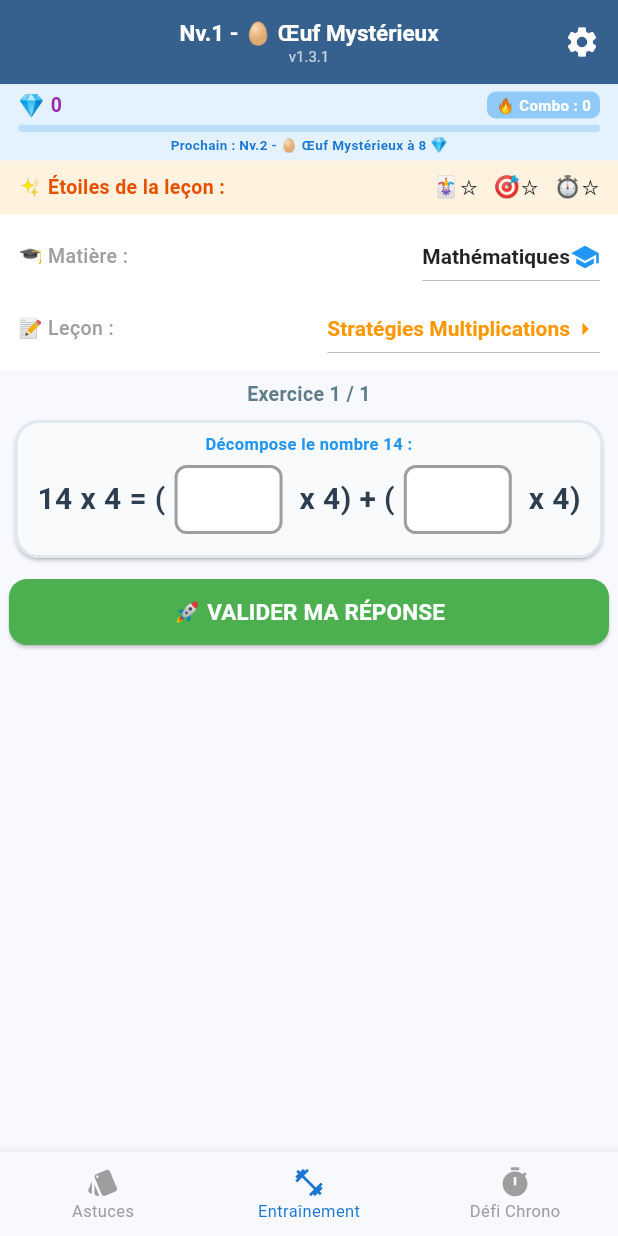
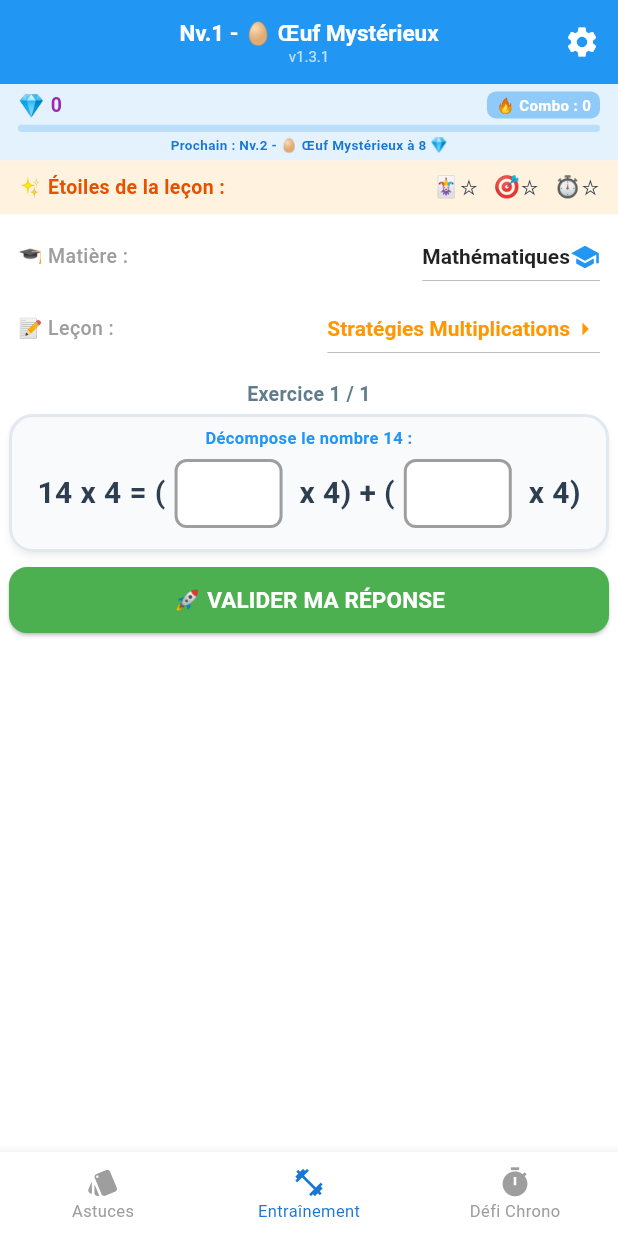
Before and after one commit to projaFR/labo-emile, a Flutter app: the screen it shows after launch, item 2 of the bottom bar chosen, on a phone screen of 412 x 824 dp. Run offline on Flutter 3.47's test engine with Material 3 defaults, Android fonts, the phone set to English and light mode, and no system bars; our stand-ins replace audioplayers, confetti, shared_preferences.

Commit message:
Thème centralisé du Labo (air de famille avec Réviser)
lib/theme.dart : LaboColors, LaboPalette, LaboShape, LaboSpace, buildTheme.
main.dart et les écrans utilisent la palette et les formes communes.

Co-Authored-By: Claude Sonnet 5.5 <noreply@anthropic.com>

```diff
--- a/lib/main.dart
+++ b/lib/main.dart
@@ -1,4 +1,5 @@
 import 'package:flutter/material.dart';
+import 'theme.dart';
 import 'views/launch_screen.dart';
 import 'views/home_screen.dart';
 
@@ -21,10 +22,7 @@ class _MyAppState extends State<MyApp> {
     return MaterialApp(
       title: "Labo d'Émile",
       debugShowCheckedModeBanner: false,
-      theme: ThemeData(
-        colorScheme: ColorScheme.fromSeed(seedColor: Colors.blue),
-        useMaterial3: true,
-      ),
+      theme: buildTheme(LaboColors.light),
       home: _showLaunch
           ? LaunchScreen(onDone: () => setState(() => _showLaunch = false))
           : HomeScreen(),
--- /dev/null
+++ b/lib/theme.dart
@@ -0,0 +1,126 @@
+import 'package:flutter/material.dart';
+
+/// Couleurs du Labo d'Émile, avec les mêmes noms de rôles que Réviser.
+/// Les valeurs sont celles déjà utilisées dans les écrans (bleu vif, etc.).
+class LaboColors extends ThemeExtension<LaboColors> {
+  const LaboColors({
+    required this.paper,
+    required this.surface,
+    required this.ink,
+    required this.muted,
+    required this.encre,
+    required this.rouge,
+    required this.line,
+    required this.good,
+    required this.warn,
+    required this.nuit,
+    required this.or,
+  });
+
+  final Color paper;
+  final Color surface;
+  final Color ink;
+  final Color muted;
+  final Color encre;
+  final Color rouge;
+  final Color line;
+  final Color good;
+  final Color warn;
+
+  /// Bleu nuit de l'écran d'accueil et de la barre du haut.
+  final Color nuit;
+
+  /// Jaune des diamants et des récompenses.
+  final Color or;
+
+  static const light = LaboColors(
+    paper: LaboPalette.paper,
+    surface: LaboPalette.surface,
+    ink: LaboPalette.ink,
+    muted: LaboPalette.muted,
+    encre: LaboPalette.encre,
+    rouge: LaboPalette.rouge,
+    line: LaboPalette.line,
+    good: LaboPalette.good,
+    warn: LaboPalette.warn,
+    nuit: LaboPalette.nuit,
+    or: LaboPalette.or,
+  );
+
+  static LaboColors of(BuildContext context) =>
+      Theme.of(context).extension<LaboColors>()!;
+
+  @override
+  LaboColors copyWith() => this;
+
+  @override
+  LaboColors lerp(LaboColors? other, double t) => t < 0.5 ? this : (other ?? this);
+}
+
+/// Valeurs constantes de la palette (utilisables dans les widgets const).
+class LaboPalette {
+  static const paper = Color(0xFFF8FAFC);
+  static const surface = Colors.white;
+  static const ink = Color(0xFF2C3E50);
+  static const muted = Colors.blueGrey;
+  static const encre = Colors.blue;
+  static const rouge = Colors.red;
+  static const line = Color(0xFFE2E8F0);
+  static const good = Colors.green;
+  static const warn = Colors.orange;
+  static const nuit = Color(0xFF1A237E);
+  static const or = Colors.amber;
+}
+
+/// Formes communes avec Réviser : cartes ~12 px, boutons ~8 px.
+class LaboShape {
+  static const double cardRadius = 12;
+  static const double buttonRadius = 8;
+  static final BorderRadius card = BorderRadius.circular(cardRadius);
+  static final BorderRadius button = BorderRadius.circular(buttonRadius);
+}
+
+/// Espacements (multiples de 4).
+class LaboSpace {
+  static const double xs = 4;
+  static const double sm = 8;
+  static const double md = 12;
+  static const double lg = 16;
+  static const double xl = 24;
+}
+
+ThemeData buildTheme(LaboColors colors) {
+  final scheme = ColorScheme.fromSeed(
+    seedColor: colors.encre,
+    brightness: Brightness.light,
+  ).copyWith(
+    primary: colors.encre,
+    onPrimary: Colors.white,
+    surface: colors.surface,
+    onSurface: colors.ink,
+    outline: colors.line,
+  );
+  return ThemeData(
+    useMaterial3: true,
+    colorScheme: scheme,
+    brightness: Brightness.light,
+    extensions: [colors],
+    cardTheme: CardThemeData(
+      color: colors.surface,
+      surfaceTintColor: Colors.transparent,
+      elevation: 2,
+      shadowColor: Colors.black26,
+      margin: EdgeInsets.zero,
+      shape: RoundedRectangleBorder(borderRadius: LaboShape.card),
+    ),
+    elevatedButtonTheme: ElevatedButtonThemeData(
+      style: ElevatedButton.styleFrom(
+        shape: RoundedRectangleBorder(borderRadius: LaboShape.card),
+      ),
+    ),
+    dialogTheme: DialogThemeData(
+      backgroundColor: colors.surface,
+      surfaceTintColor: Colors.transparent,
+    ),
+  );
+}
--- a/lib/views/exercise_view.dart
+++ b/lib/views/exercise_view.dart
@@ -1,5 +1,6 @@
 import 'dart:math';
 import 'package:flutter/material.dart';
+import '../theme.dart';
 import 'package:flutter/services.dart';
 import '../models/lesson_model.dart';
 import '../services/sound_service.dart';
@@ -258,7 +259,7 @@ class _ExerciseViewState extends State<ExerciseView> {
             style: const TextStyle(
               fontSize: 20,
               fontWeight: FontWeight.bold,
-              color: Color(0xFF2C3E50),
+              color: LaboPalette.ink,
             ),
           ),
         );
@@ -292,13 +293,13 @@ class _ExerciseViewState extends State<ExerciseView> {
             chipColor = slotCorrect
                 ? Colors.green.shade100
                 : Colors.red.shade100;
-            borderColor = slotCorrect ? Colors.green : Colors.red;
+            borderColor = slotCorrect ? LaboPalette.good : LaboPalette.rouge;
             textColor = slotCorrect
                 ? Colors.green.shade800
                 : Colors.red.shade800;
           } else if (isActive) {
             chipColor = Colors.blue.shade50;
-            borderColor = Colors.blue;
+            borderColor = LaboPalette.encre;
             textColor = Colors.blue.shade800;
           } else if (filled) {
             chipColor = Colors.orange.shade50;
@@ -327,7 +328,7 @@ class _ExerciseViewState extends State<ExerciseView> {
                   ),
                   decoration: BoxDecoration(
                     color: chipColor,
-                    borderRadius: BorderRadius.circular(8),
+                    borderRadius: LaboShape.button,
                     border: Border.all(
                       color: borderColor,
                       width: isActive ? 2.5 : 1.5,
@@ -371,18 +372,18 @@ class _ExerciseViewState extends State<ExerciseView> {
                   style: const TextStyle(
                     fontSize: 20,
                     fontWeight: FontWeight.bold,
-                    color: Colors.blue,
+                    color: LaboPalette.encre,
                   ),
                   decoration: InputDecoration(
                     contentPadding: EdgeInsets.zero,
                     border: OutlineInputBorder(
-                      borderRadius: BorderRadius.circular(8),
+                      borderRadius: LaboShape.button,
                     ),
                     enabledBorder: OutlineInputBorder(
-                      borderRadius: BorderRadius.circular(8),
+                      borderRadius: LaboShape.button,
                       borderSide: BorderSide(
                         color: _isSubmitted
-                            ? (_isCorrect ? Colors.green : Colors.red)
+                            ? (_isCorrect ? LaboPalette.good : LaboPalette.rouge)
                             : Colors.grey,
                         width: 2,
                       ),
@@ -423,7 +424,7 @@ class _ExerciseViewState extends State<ExerciseView> {
               style: TextStyle(
                 fontSize: 22,
                 fontWeight: FontWeight.bold,
-                color: Colors.blue,
+                color: LaboPalette.encre,
               ),
             ),
             const SizedBox(height: 16),
@@ -466,17 +467,17 @@ class _ExerciseViewState extends State<ExerciseView> {
                 'Exercice ${_currentIndex + 1} / ${widget.lesson.exercices.length}',
                 style: const TextStyle(
                   fontWeight: FontWeight.bold,
-                  color: Colors.blueGrey,
+                  color: LaboPalette.muted,
                   fontSize: 13,
                 ),
                 textAlign: TextAlign.center,
               ),
               SizedBox(height: outerPad * 0.67),
               Card(
-                color: const Color(0xFFF8FAFC),
+                color: LaboPalette.paper,
                 shape: RoundedRectangleBorder(
                   borderRadius: BorderRadius.circular(16),
-                  side: const BorderSide(color: Color(0xFFE2E8F0), width: 2),
+                  side: const BorderSide(color: LaboPalette.line, width: 2),
                 ),
                 child: Padding(
                   padding: EdgeInsets.all(innerPad),
@@ -488,7 +489,7 @@ class _ExerciseViewState extends State<ExerciseView> {
                             textAlign: TextAlign.center,
                             style: TextStyle(
                               fontSize: consoleFontSize,
-                              color: Colors.blue,
+                              color: LaboPalette.encre,
                               fontWeight: FontWeight.w600,
                             ),
                           ),
@@ -549,7 +550,7 @@ class _ExerciseViewState extends State<ExerciseView> {
                                       backgroundColor: btnColor ?? Colors.white,
                                       side: BorderSide(
                                         color: isSelected && !_isSubmitted
-                                            ? Colors.blue
+                                            ? LaboPalette.encre
                                             : Colors.black12,
                                         width: isSelected && !_isSubmitted ? 2 : 1,
                                       ),
@@ -609,11 +610,11 @@ class _ExerciseViewState extends State<ExerciseView> {
                             : null),
                   style: ElevatedButton.styleFrom(
                     backgroundColor: _isSubmitted
-                        ? Colors.blue
-                        : (canValidate ? Colors.green : Colors.grey.shade400),
+                        ? LaboPalette.encre
+                        : (canValidate ? LaboPalette.good : Colors.grey.shade400),
                     foregroundColor: Colors.white,
                     shape: RoundedRectangleBorder(
-                      borderRadius: BorderRadius.circular(12),
+                      borderRadius: LaboShape.card,
                     ),
                   ),
                   child: Text(
--- a/lib/views/home_screen.dart
+++ b/lib/views/home_screen.dart
@@ -1,6 +1,7 @@
 import 'dart:convert';
 import 'package:confetti/confetti.dart';
 import 'package:flutter/material.dart';
+import '../theme.dart';
 import 'package:shared_preferences/shared_preferences.dart';
 import '../services/sound_service.dart';
 import '../models/lesson_model.dart';
@@ -198,7 +199,7 @@ class _HomeScreenState extends State<HomeScreen> {
       ScaffoldMessenger.of(context).showSnackBar(
         const SnackBar(
           content: Text('⚠️ Sauvegarde impossible sur ce navigateur.'),
-          backgroundColor: Colors.red,
+          backgroundColor: LaboPalette.rouge,
           duration: Duration(seconds: 4),
         ),
       );
@@ -222,7 +223,7 @@ class _HomeScreenState extends State<HomeScreen> {
         ScaffoldMessenger.of(context).showSnackBar(
           SnackBar(
             content: Text("⭐ Étoile débloquée pour « $lessonTitle » ! (+5 💎)"),
-            backgroundColor: Colors.orange,
+            backgroundColor: LaboPalette.warn,
             duration: const Duration(seconds: 2),
           ),
         );
@@ -269,7 +270,7 @@ class _HomeScreenState extends State<HomeScreen> {
       barrierDismissible: false,
       builder: (context) => AlertDialog(
         shape: RoundedRectangleBorder(borderRadius: BorderRadius.circular(24)),
-        backgroundColor: const Color(0xFF1A237E),
+        backgroundColor: LaboPalette.nuit,
         content: Column(
           mainAxisSize: MainAxisSize.min,
           children: [
@@ -287,7 +288,7 @@ class _HomeScreenState extends State<HomeScreen> {
             Text(
               newBadge,
               style: const TextStyle(
-                color: Colors.amber,
+                color: LaboPalette.or,
                 fontSize: 20,
                 fontWeight: FontWeight.w900,
               ),
@@ -297,10 +298,10 @@ class _HomeScreenState extends State<HomeScreen> {
             ElevatedButton(
               onPressed: () => Navigator.pop(context),
               style: ElevatedButton.styleFrom(
-                backgroundColor: Colors.amber,
+                backgroundColor: LaboPalette.or,
                 foregroundColor: Colors.black,
                 shape: RoundedRectangleBorder(
-                  borderRadius: BorderRadius.circular(12),
+                  borderRadius: LaboShape.card,
                 ),
               ),
               child: const Text(
@@ -405,7 +406,7 @@ class _HomeScreenState extends State<HomeScreen> {
                   ScaffoldMessenger.of(context).showSnackBar(
                     const SnackBar(
                       content: Text("❌ Code PIN incorrect !"),
-                      backgroundColor: Colors.red,
+                      backgroundColor: LaboPalette.rouge,
                     ),
                   );
                 }
@@ -469,7 +470,7 @@ class _HomeScreenState extends State<HomeScreen> {
               ScaffoldMessenger.of(context).showSnackBar(
                 SnackBar(
                   content: Text('✅ Leçon « ${newLesson.titre} » sauvegardée !'),
-                  backgroundColor: Colors.green,
+                  backgroundColor: LaboPalette.good,
                   duration: const Duration(seconds: 3),
                 ),
               );
@@ -587,7 +588,7 @@ class _HomeScreenState extends State<HomeScreen> {
                           ),
                           decoration: BoxDecoration(
                             color: _currentCombo >= 5
-                                ? Colors.orange
+                                ? LaboPalette.warn
                                 : Colors.blue.shade200,
                             borderRadius: BorderRadius.circular(6),
                           ),
@@ -613,7 +614,7 @@ class _HomeScreenState extends State<HomeScreen> {
                         backgroundColor: Colors.blue.shade100,
                         valueColor: AlwaysStoppedAnimation<Color>(
                           nextLevel == null
-                              ? Colors.amber
+                              ? LaboPalette.or
                               : Colors.blue.shade400,
                         ),
                       ),
@@ -697,7 +698,7 @@ class _HomeScreenState extends State<HomeScreen> {
                           value: _selectedSubject,
                           icon: const Icon(
                             Icons.school,
-                            color: Colors.blue,
+                            color: LaboPalette.encre,
                             size: 20,
                           ),
                           style: const TextStyle(
@@ -732,12 +733,12 @@ class _HomeScreenState extends State<HomeScreen> {
                           value: _selectedLesson,
                           icon: const Icon(
                             Icons.arrow_right,
-                            color: Colors.orange,
+                            color: LaboPalette.warn,
                             size: 20,
                           ),
                           style: const TextStyle(
                             fontSize: 14,
-                            color: Colors.orange,
+                            color: LaboPalette.warn,
                             fontWeight: FontWeight.bold,
                           ),
                           onChanged: (val) =>
@@ -781,12 +782,12 @@ class _HomeScreenState extends State<HomeScreen> {
             gravity: 0.2,
             emissionFrequency: 0.05,
             colors: const [
-              Colors.blue,
-              Colors.orange,
-              Colors.green,
+              LaboPalette.encre,
+              LaboPalette.warn,
+              LaboPalette.good,
               Colors.yellow,
               Colors.purple,
-              Colors.red,
+              LaboPalette.rouge,
             ],
           ),
         ],
--- a/lib/views/launch_screen.dart
+++ b/lib/views/launch_screen.dart
@@ -1,5 +1,6 @@
 import 'dart:math';
 import 'package:flutter/material.dart';
+import '../theme.dart';
 
 /// Écran de lancement animé affiché au démarrage de l'app.
 /// Se ferme automatiquement après l'animation (~2.5s).
@@ -120,7 +121,7 @@ class _LaunchScreenState extends State<LaunchScreen>
               begin: Alignment.topLeft,
               end: Alignment.bottomRight,
               colors: [
-                Color(0xFF1A237E), // Bleu nuit
+                LaboPalette.nuit, // Bleu nuit
                 Color(0xFF283593),
                 Color(0xFF1565C0),
                 Color(0xFF0D47A1),
```
Also changed, not shown: lib/views/flashcards_view.dart (+6 -5 lines), lib/views/parent_view.dart (+14 -13 lines), lib/views/quiz_view.dart (+10 -9 lines).
